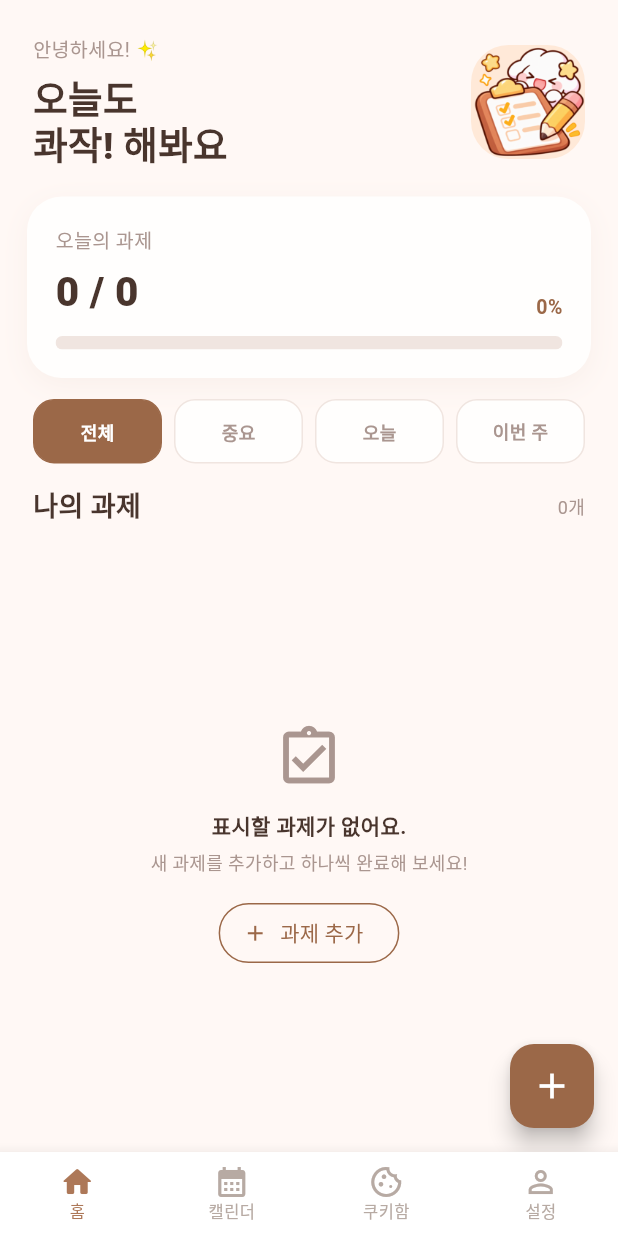
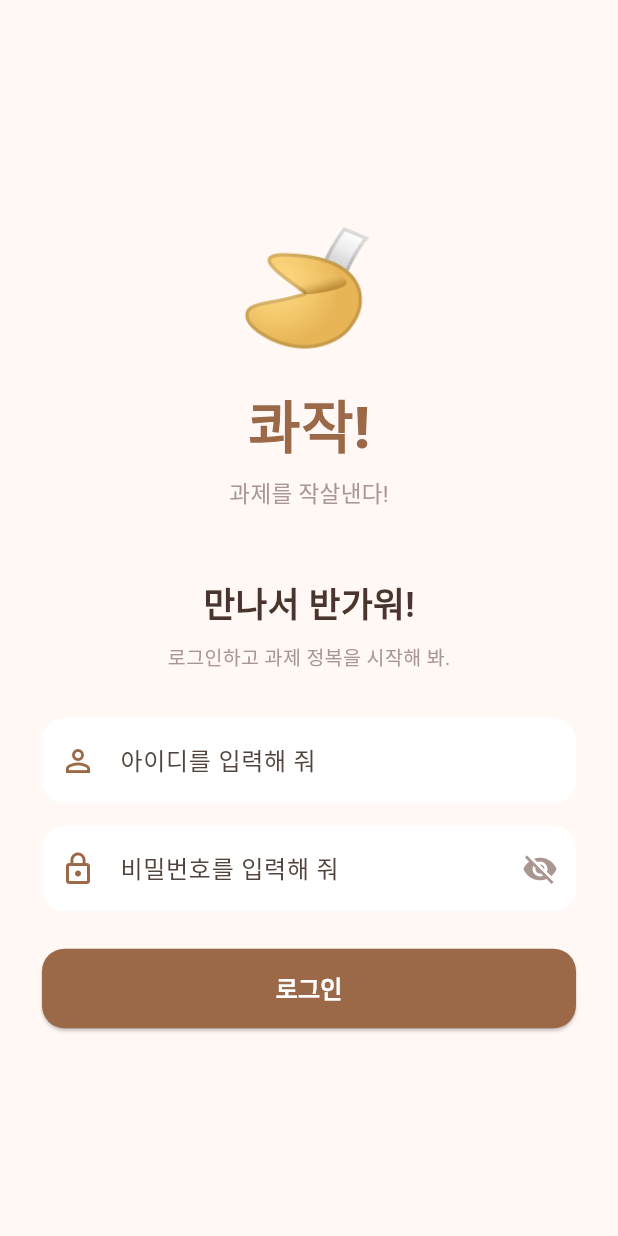
Before and after one commit to Natori-1/quajak, a Flutter app: the screen it shows after launch, on a phone screen of 412 x 824 dp. Run offline on Flutter 3.47's test engine with Material 3 defaults, Android fonts, the phone set to English and light mode, and no system bars; our stand-ins replace shared_preferences.

Commit message:
시연용 로그인페이지

```diff
--- /dev/null
+++ b/lib/login/login_page.dart
@@ -0,0 +1,185 @@
+
+import 'package:flutter/material.dart';
+
+class LoginPage extends StatefulWidget {
+  const LoginPage({super.key});
+
+  @override
+  State<LoginPage> createState() => _LoginPageState();
+}
+
+class _LoginPageState extends State<LoginPage> {
+  final TextEditingController _idController =
+      TextEditingController();
+
+  final TextEditingController _pwController =
+      TextEditingController();
+
+  bool _hidePassword = true;
+
+  void _login() {
+    if (_idController.text.trim().isEmpty ||
+        _pwController.text.isEmpty) {
+      ScaffoldMessenger.of(context).showSnackBar(
+        const SnackBar(
+          content: Text('아이디와 비밀번호를 입력해 주세요.'),
+        ),
+      );
+      return;
+    }
+
+    Navigator.pushReplacementNamed(context, '/main');
+  }
+
+  @override
+  void dispose() {
+    _idController.dispose();
+    _pwController.dispose();
+    super.dispose();
+  }
+
+  @override
+  Widget build(BuildContext context) {
+    const brown = Color(0xFF9B6848);
+    const dark = Color(0xFF49352D);
+    const muted = Color(0xFFAA9690);
+
+    return Scaffold(
+      backgroundColor: const Color(0xFFFFF8F5),
+      body: SafeArea(
+        child: Center(
+          child: SingleChildScrollView(
+            padding: const EdgeInsets.all(28),
+            child: Column(
+              mainAxisAlignment: MainAxisAlignment.center,
+              children: [
+                const Text(
+                  '🥠',
+                  style: TextStyle(fontSize: 75),
+                ),
+
+                const SizedBox(height: 10),
+
+                const Text(
+                  '콰작!',
+                  style: TextStyle(
+                    fontSize: 38,
+                    fontWeight: FontWeight.w900,
+                    color: brown,
+                  ),
+                ),
+
+                const SizedBox(height: 5),
+
+                const Text(
+                  '과제를 작살낸다!',
+                  style: TextStyle(
+                    fontSize: 15,
+                    color: muted,
+                  ),
+                ),
+
+                const SizedBox(height: 45),
+
+                const Text(
+                  '만나서 반가워!',
+                  style: TextStyle(
+                    fontSize: 23,
+                    fontWeight: FontWeight.bold,
+                    color: dark,
+                  ),
+                ),
+
+                const SizedBox(height: 8),
+
+                const Text(
+                  '로그인하고 과제 정복을 시작해 봐.',
+                  style: TextStyle(
+                    color: muted,
+                    fontSize: 13,
+                  ),
+                ),
+
+                const SizedBox(height: 30),
+
+                TextField(
+                  controller: _idController,
+                  decoration: InputDecoration(
+                    hintText: '아이디를 입력해 줘',
+                    filled: true,
+                    fillColor: Colors.white,
+                    prefixIcon: const Icon(
+                      Icons.person_outline,
+                      color: brown,
+                    ),
+                    border: OutlineInputBorder(
+                      borderRadius: BorderRadius.circular(15),
+                      borderSide: BorderSide.none,
+                    ),
+                  ),
+                ),
+
+                const SizedBox(height: 15),
+
+                TextField(
+                  controller: _pwController,
+                  obscureText: _hidePassword,
+                  decoration: InputDecoration(
+                    hintText: '비밀번호를 입력해 줘',
+                    filled: true,
+                    fillColor: Colors.white,
+                    prefixIcon: const Icon(
+                      Icons.lock_outline,
+                      color: brown,
+                    ),
+                    suffixIcon: IconButton(
+                      icon: Icon(
+                        _hidePassword
+                            ? Icons.visibility_off
+                            : Icons.visibility,
+                        color: muted,
+                      ),
+                      onPressed: () {
+                        setState(() {
+                          _hidePassword = !_hidePassword;
+                        });
+                      },
+                    ),
+                    border: OutlineInputBorder(
+                      borderRadius: BorderRadius.circular(15),
+                      borderSide: BorderSide.none,
+                    ),
+                  ),
+                ),
+
+                const SizedBox(height: 25),
+
+                SizedBox(
+                  width: double.infinity,
+                  height: 53,
+                  child: ElevatedButton(
+                    onPressed: _login,
+                    style: ElevatedButton.styleFrom(
+                      backgroundColor: brown,
+                      foregroundColor: Colors.white,
+                      shape: RoundedRectangleBorder(
+                        borderRadius: BorderRadius.circular(15),
+                      ),
+                    ),
+                    child: const Text(
+                      '로그인',
+                      style: TextStyle(
+                        fontSize: 16,
+                        fontWeight: FontWeight.bold,
+                      ),
+                    ),
+                  ),
+                ),
+              ],
+            ),
+          ),
+        ),
+      ),
+    );
+  }
+}
--- a/lib/main.dart
+++ b/lib/main.dart
@@ -9,6 +9,8 @@ import 'calendar/calendar_page.dart';
 import 'cookie/cookie_page.dart';
 import 'setting_page.dart';
 import 'cookie/cookie_page.dart';
+import 'login/login_page.dart';
+
 
 void main() {
   runApp(const KwajakApp());
@@ -20,10 +22,14 @@ class KwajakApp extends StatelessWidget {
   @override
   Widget build(BuildContext context) {
     return MaterialApp(
-      debugShowCheckedModeBanner: false,
-      theme: AppTheme.theme,
-      home: const MainPage(),
-    );
+  debugShowCheckedModeBanner: false,
+  theme: AppTheme.theme,
+  home: const LoginPage(),
+
+  routes: {
+    '/main': (context) => const MainPage(),
+  },
+);
   }
 }
 
--- a/pubspec.yaml
+++ b/pubspec.yaml
@@ -34,6 +34,7 @@ dependencies:
   # The following adds the Cupertino Icons font to your application.
   # Use with the CupertinoIcons class for iOS style icons.
   cupertino_icons: ^1.0.8
+  shared_preferences: ^2.5.6
 
 dev_dependencies:
   flutter_test:
```
Also changed, not shown: lib/cookie/cookie_page.dart (+93 -85 lines), pubspec.lock, 3 other files.
